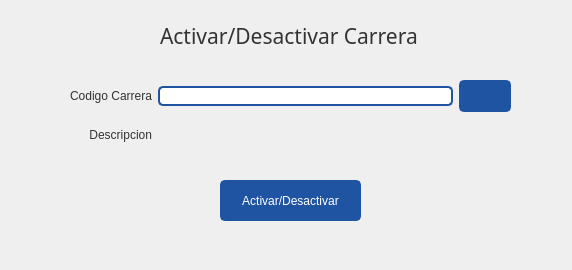
Before: the Qt Designer form Vista/UI/Carrera/Alta_baja_carrera.ui in Mighell-afk/gpi, drawn with Qt 5.
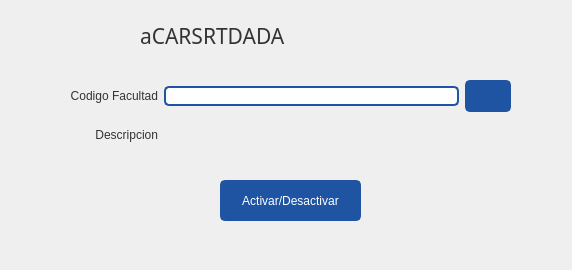
After: the same form once the commit is applied. Icons and pictures are not drawn.

Diff of the .ui file:
```diff
--- a/Vista/UI/Carrera/Alta_baja_carrera.ui
+++ b/Vista/UI/Carrera/Alta_baja_carrera.ui
@@ -133,7 +133,7 @@
   <widget class="QLabel" name="label">
    <property name="geometry">
     <rect>
-     <x>160</x>
+     <x>140</x>
      <y>0</y>
      <width>341</width>
      <height>71</height>
@@ -152,7 +152,7 @@
     <string notr="true">font: 25 16pt &quot;Microsoft YaHei UI Light&quot;;</string>
    </property>
    <property name="text">
-    <string>Activar/Desactivar Carrera</string>
+    <string>aCARSRTDADA</string>
    </property>
   </widget>
   <widget class="QWidget" name="gridLayoutWidget">
@@ -185,7 +185,7 @@
     <item row="0" column="0">
      <widget class="QLabel" name="label_11">
       <property name="text">
-       <string>Codigo Carrera</string>
+       <string>Codigo Facultad</string>
       </property>
       <property name="alignment">
        <set>Qt::AlignRight|Qt::AlignTrailing|Qt::AlignVCenter</set>
```
Left out of the diff: 16 changed lines with no effect on the pictures.
